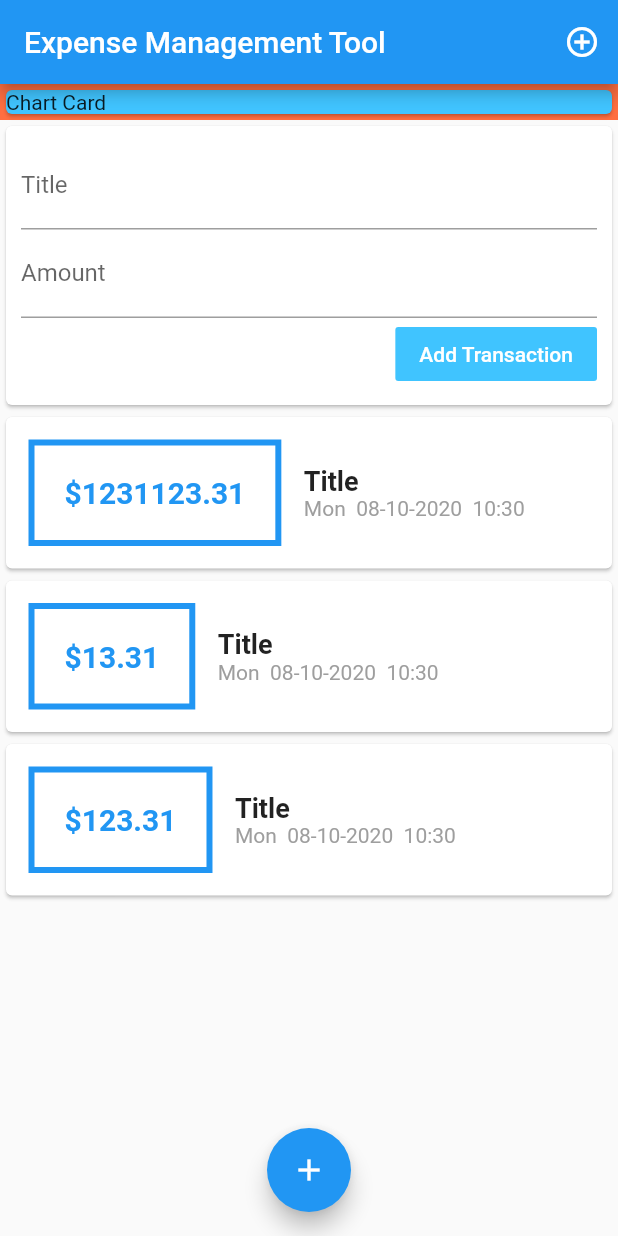
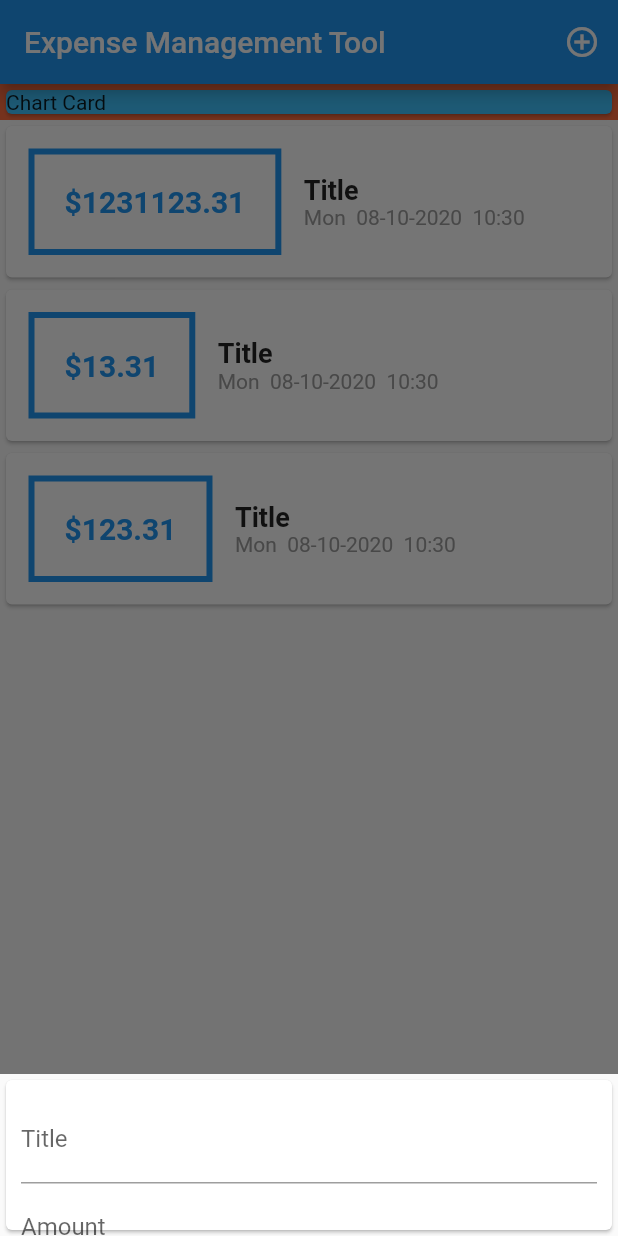
Before and after one commit to vishu221b/Expense-Manager, a Flutter app: the screen it shows after launch, after a tap on the "add circle outline" icon, on a phone screen of 412 x 824 dp. Run offline on Flutter 3.47's test engine with Material 2 defaults, Android fonts, the phone set to English and light mode, and no system bars.

```diff
--- a/lib/main.dart
+++ b/lib/main.dart
@@ -1,6 +1,8 @@
 import 'package:flutter/material.dart';
 
-import './widgets/transacion_widget_manager.dart';
+import './models/transaction.dart';
+import './widgets/new_transactions.dart';
+import './widgets/transactions_list.dart';
 
 void main() => runApp(MyApp());
 
@@ -14,7 +16,61 @@ class MyApp extends StatelessWidget {
   }
 }
 
-class HomePage extends StatelessWidget {
+class HomePage extends StatefulWidget {
+  @override
+  _HomePageState createState() => _HomePageState();
+}
+
+class _HomePageState extends State<HomePage> {
+  final List<Transaction> transactionsList = [
+    Transaction(
+      id: "1",
+      title: "Title",
+      amount: 1231123.312,
+      date: DateTime.now(),
+    ),
+    Transaction(
+      id: "2",
+      title: "Title",
+      amount: 13.312,
+      date: DateTime.now(),
+    ),
+    Transaction(
+      id: "3",
+      title: "Title",
+      amount: 123.312,
+      date: DateTime.now(),
+    ),
+  ];
+
+  void _addNewTransaction(String title, double amount, bool error) {
+    if (error) {
+      setState(() {});
+    }
+    Transaction newTransactionValue = Transaction(
+      id: DateTime.now().millisecond.toString(),
+      title: title,
+      amount: amount,
+      date: DateTime.now(),
+    );
+    setState(() {
+      transactionsList.add(newTransactionValue);
+    });
+  }
+
+  void _addNewTransactionModal(BuildContext modalContext) {
+    showModalBottomSheet(
+      context: modalContext,
+      builder: (contextWhichIsNotYetNeeded) {
+        return GestureDetector(
+          behavior: HitTestBehavior.opaque,
+          child: NewTransactions(_addNewTransaction),
+          onTap: () {},
+        );
+      },
+    );
+  }
+
   @override
   Widget build(BuildContext buildContext) {
     return Scaffold(
@@ -23,7 +79,7 @@ class HomePage extends StatelessWidget {
         actions: <Widget>[
           IconButton(
             icon: Icon(Icons.add_circle_outline),
-            onPressed: () {},
+            onPressed: () => _addNewTransactionModal(buildContext),
           )
         ],
       ),
@@ -39,13 +95,13 @@ class HomePage extends StatelessWidget {
                 child: Text('Chart Card'),
               ),
             ),
-            TransactionManager()
+            Transactions(transactionsList),
           ],
         ),
       ),
       floatingActionButton: FloatingActionButton(
         child: Icon(Icons.add),
-        onPressed: () => {},
+        onPressed: () => _addNewTransactionModal(buildContext),
       ),
       floatingActionButtonLocation: FloatingActionButtonLocation.centerFloat,
     );
--- a/lib/widgets/new_transactions.dart
+++ b/lib/widgets/new_transactions.dart
@@ -1,7 +1,17 @@
 import 'package:flutter/material.dart';
 
-class NewTransactions extends StatelessWidget {
+class NewTransactions extends StatefulWidget {
+  final Function onPressedCallback;
+
+  NewTransactions(this.onPressedCallback);
+
+  @override
+  _NewTransactionsState createState() => _NewTransactionsState();
+}
+
+class _NewTransactionsState extends State<NewTransactions> {
   final titleText = TextEditingController();
+
   final amountText = TextEditingController();
 
   void _submitTransactionData(){
@@ -12,21 +22,19 @@ class NewTransactions extends StatelessWidget {
       return;
     }
     final double sanitisedAmount = double.parse(initialAmount);
-    onPressedCallback(sanitisedTitle, sanitisedAmount, false);
+    widget.onPressedCallback(sanitisedTitle, sanitisedAmount, false);
+    Navigator.of(context).pop();// closes the modal once values are submitted inside the Expense Modal
   }
-
-  final Function onPressedCallback;
-
-  NewTransactions(this.onPressedCallback);
-
+// widget and context are built in keywords available inside State class to refer to the parameters/methods in it's parent stateful widget or the context from it
   @override
   Widget build(BuildContext buildContext) {
     return Card(
       // elevation: 5,
       child: Container(
+        height: 100,
         padding: EdgeInsets.all(10),
         child: Column(
-          mainAxisAlignment: MainAxisAlignment.spaceAround,
+          mainAxisAlignment: MainAxisAlignment.start,
           crossAxisAlignment: CrossAxisAlignment.end,
           children: <Widget>[
             TextField(
--- a/lib/widgets/transacion_widget_manager.dart
+++ /dev/null
@@ -1,58 +0,0 @@
-import 'package:flutter/material.dart';
-
-import './new_transactions.dart';
-import './transactions_list.dart';
-import '../models/transaction.dart';
-
-class TransactionManager extends StatefulWidget {
-  @override
-  _TransactionManagerState createState() => _TransactionManagerState();
-}
-
-class _TransactionManagerState extends State<TransactionManager> {
-  final List<Transaction> transactionsList = [
-    Transaction(
-      id: "1",
-      title: "Title",
-      amount: 1231123.312,
-      date: DateTime.now(),
-    ),
-    Transaction(
-      id: "2",
-      title: "Title",
-      amount: 13.312,
-      date: DateTime.now(),
-    ),
-    Transaction(
-      id: "3",
-      title: "Title",
-      amount: 123.312,
-      date: DateTime.now(),
-    ),
-  ];
-
-  void _addNewTransaction(String title, double amount, bool error) {
-    if (error){
-      setState((){
-
-      });
-    }
-    Transaction newTransactionValue = Transaction(
-      id: DateTime.now().millisecond.toString(),
-      title: title,
-      amount: amount,
-      date: DateTime.now(),
-    );
-    setState(() {
-      transactionsList.add(newTransactionValue);
-    });
-  }
-
-  @override
-  Widget build(BuildContext buildContext) {
-    return Column(children: <Widget>[
-      NewTransactions(_addNewTransaction),
-      Transactions(transactionsList),
-    ]);
-  }
-}
```
